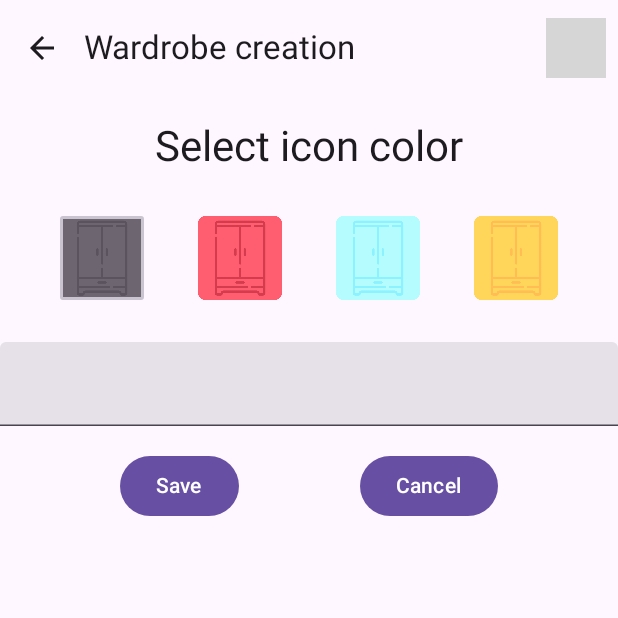
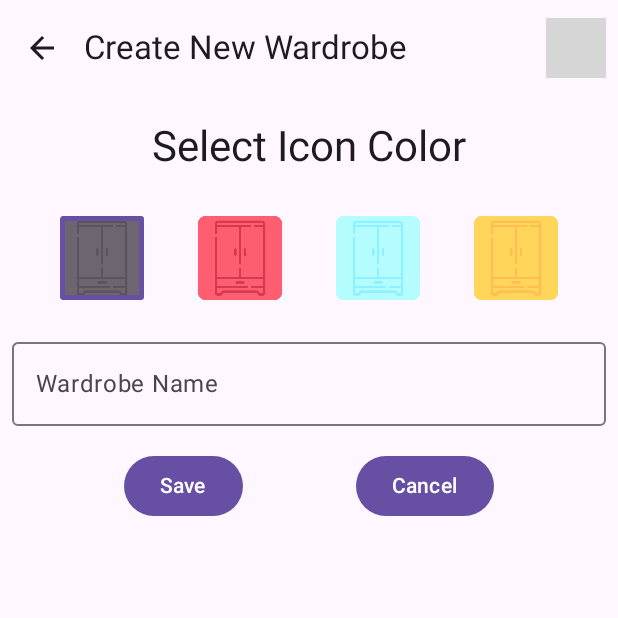
Before and after one commit to RefubuS/ClosetCanvas, an Android app built with Jetpack Compose: the CreateWardrobeScreen screen opened through its navigation route, on a phone screen of 412 x 824 dp, the top half of it. Run offline under Robolectric (Android 15) with nearby library versions, the phone set to English and light mode, and no system bars; our stand-ins replace Firebase (no records; nobody signed in at launch, a user with empty details on screens opened directly); grey boxes are pictures that could not be loaded.

Commit message:
UI refinement

```diff
--- a/app/src/main/java/com/filipzagulak/closetcanvas/presentation/choose_wardrobe/ChooseWardrobeScreen.kt
+++ b/app/src/main/java/com/filipzagulak/closetcanvas/presentation/choose_wardrobe/ChooseWardrobeScreen.kt
@@ -5,12 +5,11 @@ import androidx.compose.foundation.background
 import androidx.compose.foundation.combinedClickable
 import androidx.compose.foundation.layout.Arrangement
 import androidx.compose.foundation.layout.Column
-import androidx.compose.foundation.layout.Spacer
 import androidx.compose.foundation.layout.fillMaxSize
 import androidx.compose.foundation.layout.fillMaxWidth
-import androidx.compose.foundation.layout.height
 import androidx.compose.foundation.layout.padding
 import androidx.compose.foundation.layout.size
+import androidx.compose.foundation.layout.width
 import androidx.compose.foundation.lazy.LazyRow
 import androidx.compose.foundation.lazy.items
 import androidx.compose.material.icons.Icons
@@ -56,7 +55,7 @@ fun ChooseWardrobeScreen(
 
     Scaffold(
         topBar = { TopClosetCanvasBar(
-            title = "Wardrobes Screen",
+            title = "Main Screen",
             userData = userData,
             canNavigateBack = false,
             onProfileIconClicked = onProfileIconClicked,
@@ -72,12 +71,14 @@ fun ChooseWardrobeScreen(
             ) {
                 Text(
                     text = "Welcome, ${userData?.username}",
-                    style = TextStyle(fontSize = 24.sp)
+                    style = MaterialTheme.typography.displaySmall,
+                    modifier = Modifier
+                        .padding(16.dp)
                 )
-                Spacer(modifier = Modifier.height(16.dp))
                 LazyRow(
                     modifier = Modifier
                         .fillMaxWidth()
+                        .padding(4.dp)
                         .background(color = MaterialTheme.colorScheme.background),
                     horizontalArrangement = Arrangement.Center,
                     content = {
@@ -95,8 +96,9 @@ fun ChooseWardrobeScreen(
                         }
                     }
                 )
-                Spacer(modifier = Modifier.height(16.dp))
                 FloatingActionButton(
+                    modifier = Modifier
+                        .padding(16.dp),
                     onClick = onAddButtonClicked,
                     content = {
                         Icon(
@@ -152,6 +154,7 @@ fun WardrobeItem(
     Column(
         modifier = Modifier
             .padding(8.dp)
+            .width(120.dp)
             .combinedClickable(
                 onClick = {
                     onWardrobeSelected(wardrobeData.wardrobeId)
--- a/app/src/main/java/com/filipzagulak/closetcanvas/presentation/create_wardrobe/CreateWardrobeScreen.kt
+++ b/app/src/main/java/com/filipzagulak/closetcanvas/presentation/create_wardrobe/CreateWardrobeScreen.kt
@@ -5,10 +5,8 @@ import androidx.compose.foundation.clickable
 import androidx.compose.foundation.layout.Arrangement
 import androidx.compose.foundation.layout.Column
 import androidx.compose.foundation.layout.Row
-import androidx.compose.foundation.layout.Spacer
 import androidx.compose.foundation.layout.fillMaxSize
 import androidx.compose.foundation.layout.fillMaxWidth
-import androidx.compose.foundation.layout.height
 import androidx.compose.foundation.layout.padding
 import androidx.compose.foundation.layout.size
 import androidx.compose.foundation.shape.RoundedCornerShape
@@ -18,9 +16,9 @@ import androidx.compose.material3.Button
 import androidx.compose.material3.ExperimentalMaterial3Api
 import androidx.compose.material3.Icon
 import androidx.compose.material3.MaterialTheme
+import androidx.compose.material3.OutlinedTextField
 import androidx.compose.material3.Scaffold
 import androidx.compose.material3.Text
-import androidx.compose.material3.TextField
 import androidx.compose.runtime.Composable
 import androidx.compose.ui.ExperimentalComposeUiApi
 import androidx.compose.ui.Modifier
@@ -46,7 +44,7 @@ fun CreateWardrobeScreen(
     Scaffold(
         topBar = {
             TopClosetCanvasBar(
-                title = "Wardrobe creation",
+                title = "Create New Wardrobe",
                 userData = userData,
                 canNavigateBack = true,
                 onProfileIconClicked = { },
@@ -60,7 +58,7 @@ fun CreateWardrobeScreen(
                 .padding(padding)
         ) {
             Text(
-                text = "Select icon color",
+                text = "Select Icon Color",
                 style = MaterialTheme.typography.headlineMedium,
                 textAlign = TextAlign.Center,
                 modifier = Modifier
@@ -84,8 +82,8 @@ fun CreateWardrobeScreen(
                             }
                             .padding(4.dp)
                             .border(
-                                width = 2.dp,
-                                color = if (color == state.selectedIconColor.value) MaterialTheme.colorScheme.outlineVariant else Color.Transparent,
+                                width = 3.dp,
+                                color = if (color == state.selectedIconColor.value) MaterialTheme.colorScheme.primary else Color.Transparent,
                                 shape = RoundedCornerShape(2.dp)
                             ),
                         tint = Color.Unspecified
@@ -93,9 +91,7 @@ fun CreateWardrobeScreen(
                 }
             }
 
-            Spacer(modifier = Modifier.height(16.dp))
-
-            TextField(
+            OutlinedTextField(
                 value = state.wardrobeName.value,
                 onValueChange = { newState: String ->
                     state.wardrobeName.value = newState
@@ -106,14 +102,16 @@ fun CreateWardrobeScreen(
                         keyboardController?.hide()
                     }
                 ),
-                modifier = Modifier.fillMaxWidth()
+                modifier = Modifier
+                    .fillMaxWidth()
+                    .padding(8.dp),
+                label = { Text("Wardrobe Name") }
             )
-
-            Spacer(modifier = Modifier.height(16.dp))
 
             Row(
                 modifier = Modifier
-                    .fillMaxWidth(),
+                    .fillMaxWidth()
+                    .padding(8.dp),
                 horizontalArrangement = Arrangement.SpaceEvenly
             ) {
                 Button(
--- a/app/src/main/java/com/filipzagulak/closetcanvas/presentation/sign_in/SignInScreen.kt
+++ b/app/src/main/java/com/filipzagulak/closetcanvas/presentation/sign_in/SignInScreen.kt
@@ -3,9 +3,11 @@ package com.filipzagulak.closetcanvas.presentation.sign_in
 import android.widget.Toast
 import androidx.compose.foundation.Image
 import androidx.compose.foundation.layout.Column
+import androidx.compose.foundation.layout.Spacer
 import androidx.compose.foundation.layout.fillMaxWidth
 import androidx.compose.foundation.layout.padding
 import androidx.compose.material3.Button
+import androidx.compose.material3.MaterialTheme
 import androidx.compose.material3.Text
 import androidx.compose.runtime.Composable
 import androidx.compose.runtime.LaunchedEffect
@@ -61,5 +63,10 @@ fun SignInScreen(
                 fontSize = 20.sp
             )
         }
+        Spacer(modifier = Modifier.weight(1f))
+        Text(
+            text = "App created by Filip Zagulak",
+            style = MaterialTheme.typography.labelLarge
+        )
     }
 }
--- a/app/src/main/java/com/filipzagulak/closetcanvas/presentation/view_all_items/ViewAllItemsScreen.kt
+++ b/app/src/main/java/com/filipzagulak/closetcanvas/presentation/view_all_items/ViewAllItemsScreen.kt
@@ -234,6 +234,7 @@ fun ViewAllItemsScreen(
                                 },
                                 modifier = Modifier
                                     .padding(4.dp)
+                                    .height(256.dp)
                             ) {
                                 availableCategories.forEach { category ->
                                     DropdownMenuItem(
@@ -250,7 +251,7 @@ fun ViewAllItemsScreen(
                             rows = StaggeredGridCells.Fixed(5),
                             modifier = Modifier
                                 .height(180.dp)
-                                .padding(4.dp),
+                                .padding(8.dp),
                             horizontalItemSpacing = 4.dp,
                             verticalArrangement = Arrangement.spacedBy(4.dp)
                         ) {
--- a/app/src/main/java/com/filipzagulak/closetcanvas/presentation/view_collections/ViewCollectionsScreen.kt
+++ b/app/src/main/java/com/filipzagulak/closetcanvas/presentation/view_collections/ViewCollectionsScreen.kt
@@ -42,7 +42,7 @@ fun ViewCollectionsScreen(
 
     Scaffold(
         topBar = { TopClosetCanvasBar(
-            title = "Available collections",
+            title = "Available Collections",
             userData = userData,
             canNavigateBack = true,
             onProfileIconClicked = onProfileIconClicked,
@@ -106,7 +106,7 @@ fun CollectionCard(
 ) {
     Card(
         modifier = Modifier
-            .padding(4.dp)
+            .padding(start = 8.dp, top = 4.dp, bottom = 4.dp, end = 8.dp)
             .fillMaxWidth(),
         onClick = {
             onCollectionCardClicked(collection.collectionId)
```
Also changed, not shown: app/src/main/java/com/filipzagulak/closetcanvas/presentation/add_item/AddItemScreen.kt (+45 -11 lines), app/src/main/java/com/filipzagulak/closetcanvas/presentation/create_wardrobe_layout/CreateWardrobeLayoutScreen.kt (+4 -5 lines), app/src/main/java/com/filipzagulak/closetcanvas/presentation/edit_item_details/EditItemDetailsScreen.kt (+18 -5 lines), app/src/main/java/com/filipzagulak/closetcanvas/presentation/item_details/ItemDetailsScreen.kt (+13 -1 lines), app/src/main/java/com/filipzagulak/closetcanvas/presentation/manage_wardrobe/ManageWardrobeScreen.kt (+5 -3 lines), app/src/main/java/com/filipzagulak/closetcanvas/presentation/view_wardrobe_layout/ViewLayoutScreen.kt (+7 -8 lines).
